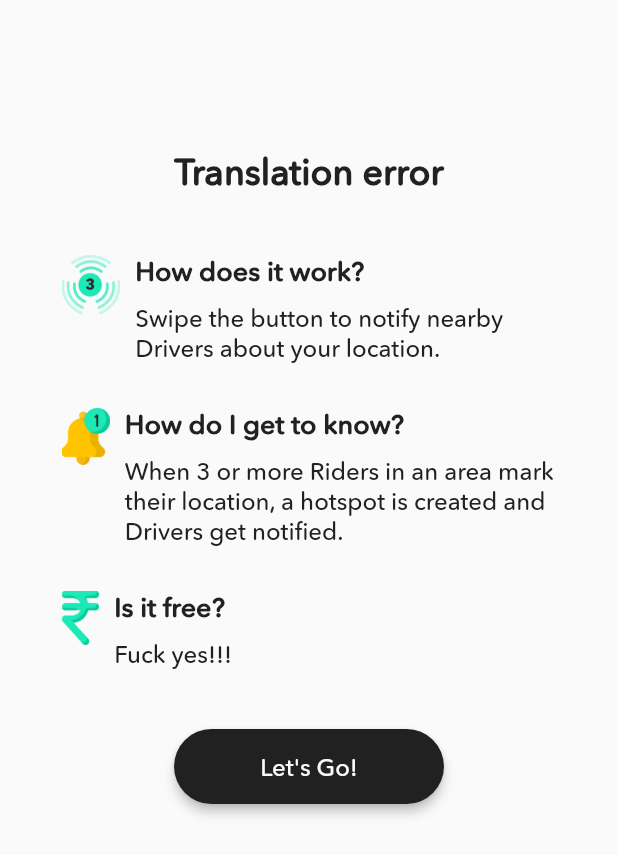
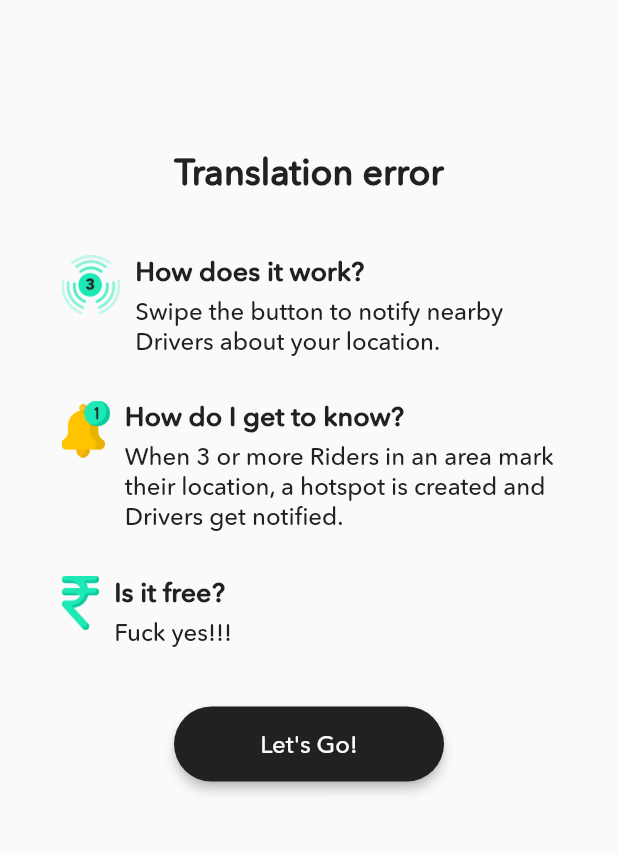
Before and after one commit to fliverdev/driver, a Flutter app: the MyOnboardingPage2 widget shown alone on an empty page, opened directly with empty values, on a phone screen of 412 x 824 dp. Shown: the top 855 px of the screen. Run offline on Flutter 3.47's test engine with Material 2 defaults, Android fonts, the phone set to English and light mode, and no system bars; our stand-ins replace cloud_firestore, dynamic_theme, flare_flutter, flutter_offline, flutter_speed_dial, geolocator and 2 more; accounts and stored records are empty.

Commit message:
Updated text styles

```diff
--- a/lib/pages/onboarding_page.dart
+++ b/lib/pages/onboarding_page.dart
@@ -201,10 +201,10 @@ class MyOnboardingPage2 extends StatelessWidget {
                           children: <Widget>[
                             Text(
                               'How does it work?',
-                              style: SubTitleStyles.black,
+                              style: SubHeadingStyles.black,
                             ),
                             SizedBox(
-                              height: 10.0,
+                              height: 5.0,
                             ),
                             Text(
                               'Swipe the button to notify nearby Drivers about your location.',
@@ -246,10 +246,10 @@ class MyOnboardingPage2 extends StatelessWidget {
                           children: <Widget>[
                             Text(
                               'How do I get to know?',
-                              style: SubTitleStyles.black,
+                              style: SubHeadingStyles.black,
                             ),
                             SizedBox(
-                              height: 10.0,
+                              height: 5.0,
                             ),
                             Text(
                               'When 3 or more Riders in an area mark their location, a hotspot is created and Drivers get notified.',
@@ -291,10 +291,10 @@ class MyOnboardingPage2 extends StatelessWidget {
                           children: <Widget>[
                             Text(
                               'Is it free?',
-                              style: SubTitleStyles.black,
+                              style: SubHeadingStyles.black,
                             ),
                             SizedBox(
-                              height: 10.0,
+                              height: 5.0,
                             ),
                             Text(
                               'Fuck yes!!!',
--- a/lib/utils/text_styles.dart
+++ b/lib/utils/text_styles.dart
@@ -12,42 +12,6 @@ class TitleStyles {
   );
   static const primary = TextStyle(
     fontSize: 20.0,
-    color: MyColors.primary,
-  );
-}
-
-class SubTitleStyles {
-  static const white = TextStyle(
-    fontSize: 18.0,
-    fontWeight: FontWeight.w700,
-    color: MyColors.white,
-  );
-  static const black = TextStyle(
-    fontSize: 18.0,
-    fontWeight: FontWeight.w700,
-    color: MyColors.black,
-  );
-  static const primary = TextStyle(
-    fontSize: 18.0,
-    fontWeight: FontWeight.w700,
-    color: MyColors.primary,
-  );
-}
-
-class HeadingStyles {
-  static const white = TextStyle(
-    fontSize: 24.0,
-    fontWeight: FontWeight.w700,
-    color: MyColors.white,
-  );
-  static const black = TextStyle(
-    fontSize: 24.0,
-    fontWeight: FontWeight.w700,
-    color: MyColors.black,
-  );
-  static const primary = TextStyle(
-    fontSize: 24.0,
-    fontWeight: FontWeight.w700,
     color: MyColors.primary,
   );
 }
@@ -85,6 +49,42 @@ class BodyStylesItalic {
   );
 }
 
+class HeadingStyles {
+  static const white = TextStyle(
+    fontSize: 24.0,
+    fontWeight: FontWeight.w700,
+    color: MyColors.white,
+  );
+  static const black = TextStyle(
+    fontSize: 24.0,
+    fontWeight: FontWeight.w700,
+    color: MyColors.black,
+  );
+  static const primary = TextStyle(
+    fontSize: 24.0,
+    fontWeight: FontWeight.w700,
+    color: MyColors.primary,
+  );
+}
+
+class SubHeadingStyles {
+  static const white = TextStyle(
+    fontSize: 18.0,
+    fontWeight: FontWeight.w700,
+    color: MyColors.white,
+  );
+  static const black = TextStyle(
+    fontSize: 18.0,
+    fontWeight: FontWeight.w700,
+    color: MyColors.black,
+  );
+  static const primary = TextStyle(
+    fontSize: 18.0,
+    fontWeight: FontWeight.w700,
+    color: MyColors.primary,
+  );
+}
+
 class LabelStyles {
   static const white = TextStyle(
     fontSize: 14.0,
```
